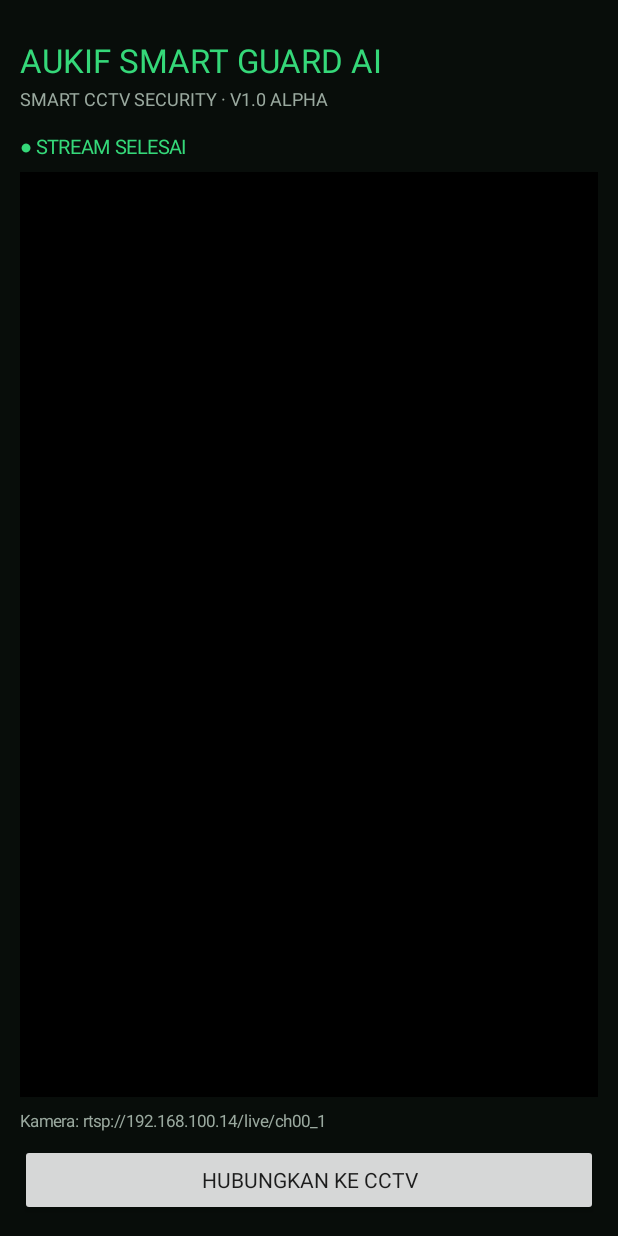
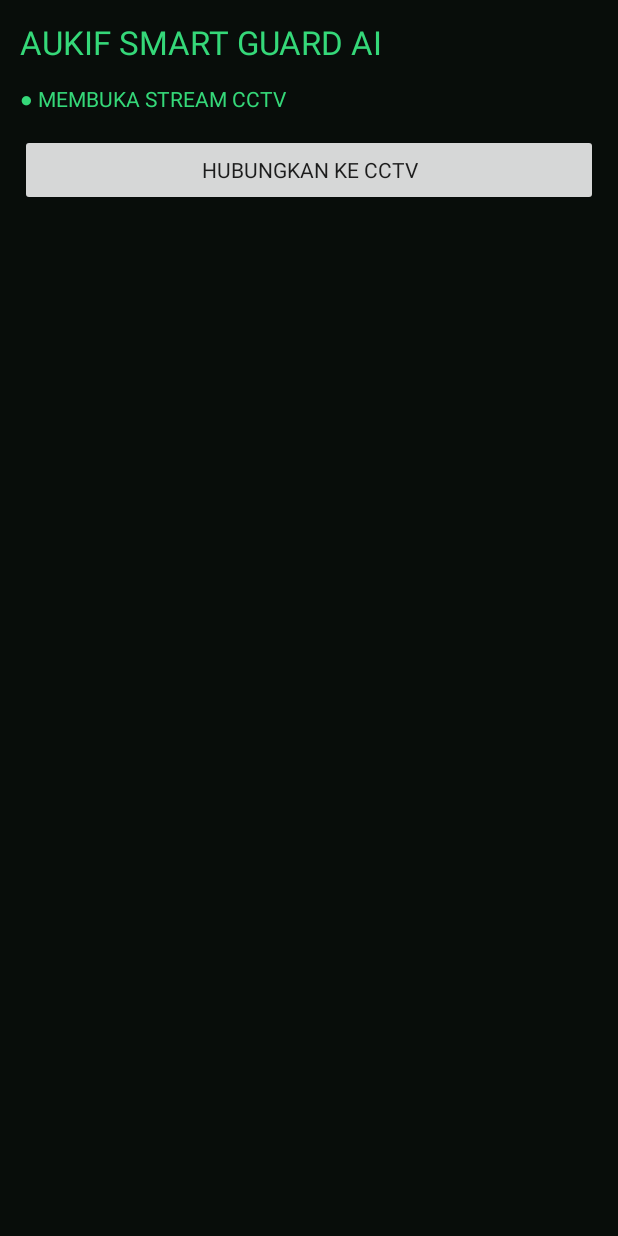
Before and after one commit to aukif/aukif-smart-guard-ai, an Android app: the screen it shows after launch (MainActivity), after a tap on "HUBUNGKAN KE CCTV", on a phone screen of 412 x 824 dp. Run offline under Robolectric (Android 15) with nearby library versions, the phone set to English and light mode, and no system bars; libraries missing offline, so code that uses them is left out: org.videolan.libvlc; 12 statements that could not run were skipped.

Commit message:
Integrate VLC for video playback in MainActivity

```diff
--- a/AUKIF-SMART-GUARD-AI/app/src/main/java/com/aukif/smartguardai/MainActivity.kt
+++ b/AUKIF-SMART-GUARD-AI/app/src/main/java/com/aukif/smartguardai/MainActivity.kt
@@ -1,128 +1,147 @@
+
 package com.aukif.smartguardai
 
 import android.net.Uri
 import android.os.Bundle
+import android.graphics.Color
 import android.view.ViewGroup
 import android.widget.Button
 import android.widget.LinearLayout
 import android.widget.TextView
 import android.widget.Toast
 import androidx.appcompat.app.AppCompatActivity
-import androidx.core.view.setPadding
-import androidx.media3.common.MediaItem
-import androidx.media3.common.PlaybackException
-import androidx.media3.common.Player
-import androidx.media3.exoplayer.ExoPlayer
-import androidx.media3.exoplayer.rtsp.RtspMediaSource
-import androidx.media3.ui.PlayerView
+import org.videolan.libvlc.LibVLC
+import org.videolan.libvlc.Media
+import org.videolan.libvlc.MediaPlayer
+import org.videolan.libvlc.util.VLCVideoLayout
 
 class MainActivity : AppCompatActivity() {
-    private var player: ExoPlayer? = null
-    private lateinit var playerView: PlayerView
+
+    private var libVLC: LibVLC? = null
+    private var mediaPlayer: MediaPlayer? = null
+
+    private lateinit var videoLayout: VLCVideoLayout
     private lateinit var status: TextView
-    private lateinit var urlField: TextView
 
-    // URL awal berdasarkan hasil pengujian Onvier. Dapat diganti di kode untuk uji awal.
-    private val cameraUrl = "rtsp://192.168.100.14/live/ch00_1"
+    private val cameraUrl =
+        "rtsp://192.168.100.14/live/ch00_1"
 
     override fun onCreate(savedInstanceState: Bundle?) {
         super.onCreate(savedInstanceState)
-        window.statusBarColor = android.graphics.Color.rgb(8, 13, 10)
-        window.navigationBarColor = android.graphics.Color.rgb(8, 13, 10)
+
+        window.statusBarColor = Color.rgb(8, 13, 10)
+        window.navigationBarColor = Color.rgb(8, 13, 10)
 
         val root = LinearLayout(this).apply {
             orientation = LinearLayout.VERTICAL
-            setPadding(20)
-            setBackgroundColor(android.graphics.Color.rgb(8, 13, 10))
+            setPadding(20, 20, 20, 20)
+            setBackgroundColor(Color.rgb(8, 13, 10))
         }
+
         val title = TextView(this).apply {
             text = "AUKIF SMART GUARD AI"
             textSize = 22f
-            setTextColor(android.graphics.Color.rgb(53, 216, 121))
-            setPadding(0, 18, 0, 4)
+            setTextColor(Color.rgb(53, 216, 121))
         }
-        val subtitle = TextView(this).apply {
-            text = "SMART CCTV SECURITY · V1.0 ALPHA"
-            textSize = 12f
-            setTextColor(0xFF9AA99F.toInt())
-        }
+
         status = TextView(this).apply {
             text = "● SIAP TERHUBUNG"
-            textSize = 13f
-            setTextColor(android.graphics.Color.rgb(53, 216, 121))
-            setPadding(0, 22, 0, 12)
+            textSize = 14f
+            setTextColor(Color.rgb(53, 216, 121))
+            setPadding(0, 20, 0, 20)
         }
-        playerView = PlayerView(this).apply {
-            useController = true
+
+        videoLayout = VLCVideoLayout(this).apply {
             layoutParams = LinearLayout.LayoutParams(
                 ViewGroup.LayoutParams.MATCH_PARENT,
-                0, 1f
+                0,
+                1f
             )
-            setBackgroundColor(android.graphics.Color.BLACK)
+            setBackgroundColor(Color.BLACK)
         }
-        urlField = TextView(this).apply {
-            text = "Kamera: $cameraUrl"
-            textSize = 11f
-            setTextColor(0xFF9AA99F.toInt())
-            setPadding(0, 12, 0, 12)
-        }
+
         val connect = Button(this).apply {
             text = "HUBUNGKAN KE CCTV"
             setOnClickListener { connectCamera() }
         }
+
         root.addView(title)
-        root.addView(subtitle)
         root.addView(status)
-        root.addView(playerView)
-        root.addView(urlField)
+        root.addView(videoLayout)
         root.addView(connect)
+
         setContentView(root)
+
+        try {
+            val options = arrayListOf(
+                "--rtsp-tcp",
+                "--network-caching=300"
+            )
+
+            libVLC = LibVLC(this, options)
+            mediaPlayer = MediaPlayer(libVLC)
+
+            mediaPlayer?.attachViews(
+                videoLayout,
+                null,
+                false,
+                false
+            )
+
+        } catch (e: Exception) {
+            status.text = "● VLC ERROR"
+            Toast.makeText(
+                this,
+                e.message ?: "Gagal memulai VLC",
+                Toast.LENGTH_LONG
+            ).show()
+        }
     }
 
     private fun connectCamera() {
-        releasePlayer()
-        status.text = "● MENGHUBUNGKAN..."
-        val exo = ExoPlayer.Builder(this).build()
-        player = exo
-        playerView.player = exo
-        exo.addListener(object : Player.Listener {
-            override fun onPlaybackStateChanged(playbackState: Int) {
-                status.text = when (playbackState) {
-                    Player.STATE_BUFFERING -> "● MEMUAT VIDEO..."
-                    Player.STATE_READY -> "● CCTV TERHUBUNG"
-                    Player.STATE_ENDED -> "● STREAM SELESAI"
-                    else -> "● MENUNGGU STREAM"
-                }
-            }
-            override fun onPlayerError(error: PlaybackException) {
-                status.text = "● KONEKSI GAGAL"
-                Toast.makeText(this@MainActivity, error.message ?: "Gagal membuka RTSP", Toast.LENGTH_LONG).show()
-            }
-        })
-        val item = MediaItem.fromUri(Uri.parse(cameraUrl))
-        val source = RtspMediaSource.Factory()
-            .setForceUseRtpTcp(true)
-            .createMediaSource(item)
-        exo.setMediaSource(source)
-        exo.prepare()
-        exo.playWhenReady = true
-    }
+        try {
+            status.text = "● MENGHUBUNGKAN..."
 
-    private fun releasePlayer() {
-        playerView.player = null
-        player?.release()
-        player = null
+            val media = Media(
+                libVLC,
+                Uri.parse(cameraUrl)
+            )
+
+            media.setHWDecoderEnabled(false, false)
+            media.addOption(":rtsp-tcp")
+            media.addOption(":network-caching=300")
+
+            mediaPlayer?.media = media
+            media.release()
+
+            mediaPlayer?.play()
+
+            status.text = "● MEMBUKA STREAM CCTV"
+
+        } catch (e: Exception) {
+            status.text = "● KONEKSI GAGAL"
+
+            Toast.makeText(
+                this,
+                e.message ?: "Gagal membuka RTSP",
+                Toast.LENGTH_LONG
+            ).show()
+        }
     }
 
     override fun onStop() {
         super.onStop()
-        // Tahap alpha: hentikan player saat activity tidak terlihat.
-        // Pipeline foreground + AI background akan dibuat dan diuji pada tahap berikutnya.
-        releasePlayer()
+        mediaPlayer?.stop()
     }
 
     override fun onDestroy() {
-        releasePlayer()
+        mediaPlayer?.detachViews()
+        mediaPlayer?.release()
+        mediaPlayer = null
+
+        libVLC?.release()
+        libVLC = null
+
         super.onDestroy()
     }
 }
```
